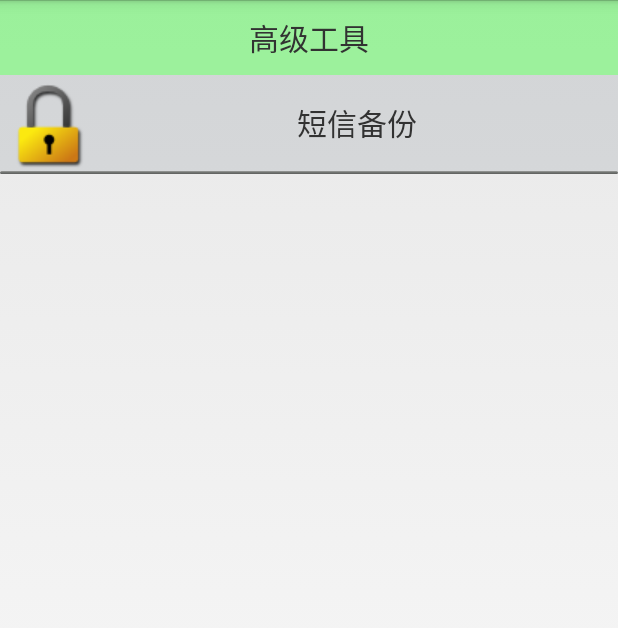
After one commit to linson0116/phonesafe, an Android app: the AToolsActivity screen opened directly, with no data from a screen before it, on a phone screen of 412 x 824 dp. The commit adds this screen. Shown: the top 628 px of the screen. Run offline under Robolectric (Android 15) with nearby library versions, the phone set to English and light mode, and no system bars.

Commit message:
1.5 20161017 1642

```diff
--- a/app/src/main/java/com/linson/phonesafe/activity/SettingActivity.java
+++ b/app/src/main/java/com/linson/phonesafe/activity/SettingActivity.java
@@ -30,7 +30,6 @@ public class SettingActivity extends Activity {
     private Button btn_start_blacknames;
     private Button btn_end_blacknames;
     private Intent intent_blackname_service;
-    private Button btn_del_phonerecord;
 
     @Override
     protected void onCreate(Bundle savedInstanceState) {
@@ -99,7 +98,6 @@ public class SettingActivity extends Activity {
                 stopService(intent_blackname_service);
             }
         });
-        btn_del_phonerecord = (Button) findViewById(R.id.btn_del_phonerecord);
 
     }
 
--- /dev/null
+++ b/app/src/main/res/layout/activity_atools.xml
@@ -0,0 +1,32 @@
+<?xml version="1.0" encoding="utf-8"?>
+<LinearLayout xmlns:android="http://schemas.android.com/apk/res/android"
+    xmlns:tools="http://schemas.android.com/tools"
+    android:id="@+id/activity_atools"
+    android:layout_width="match_parent"
+    android:layout_height="match_parent"
+    android:orientation="vertical"
+    tools:context="com.linson.phonesafe.activity.AToolsActivity">
+
+    <TextView
+        style="@style/AppTitle"
+        android:layout_width="match_parent"
+        android:layout_height="wrap_content"
+        android:gravity="center"
+        android:text="高级工具" />
+
+    <TextView
+        android:id="@+id/tv_sms_backup"
+        android:layout_width="match_parent"
+        android:layout_height="wrap_content"
+        android:background="#22445566"
+        android:drawableLeft="@drawable/lock"
+        android:gravity="center"
+        android:text="短信备份"
+        android:textSize="20sp" />
+
+    <ProgressBar
+        android:id="@+id/pb_bar"
+        style="@android:style/Widget.ProgressBar.Horizontal"
+        android:layout_width="match_parent"
+        android:layout_height="2dp" />
+</LinearLayout>
```
Also changed, not shown: app/src/main/AndroidManifest.xml (+11 -5 lines), app/src/main/java/com/linson/phonesafe/activity/AToolsActivity.java (added, +128 -0 lines), app/src/main/java/com/linson/phonesafe/activity/HomeActivity.java (+9 -1 lines), app/src/main/java/com/linson/phonesafe/activity/SoftManagerActivity.java (added, +52 -0 lines), app/src/main/java/com/linson/phonesafe/utils/AppUtils.java (added, +26 -0 lines), app/src/main/res/layout/activity_soft_manager.xml (added, +33 -0 lines).
